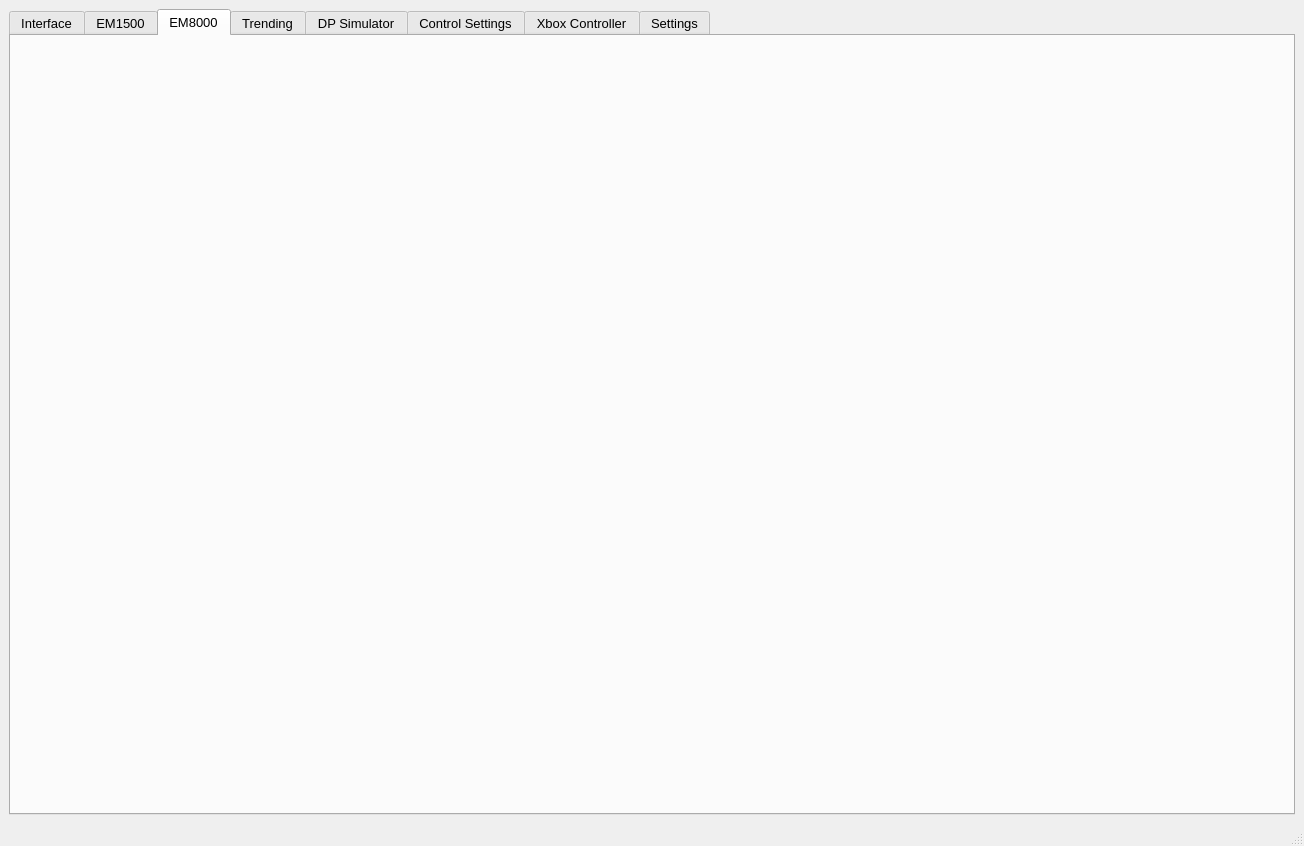
This is hmi/src/gui.ui in sondretordal/motion-lab as Qt 5 draws it before an edit. The edited form follows.
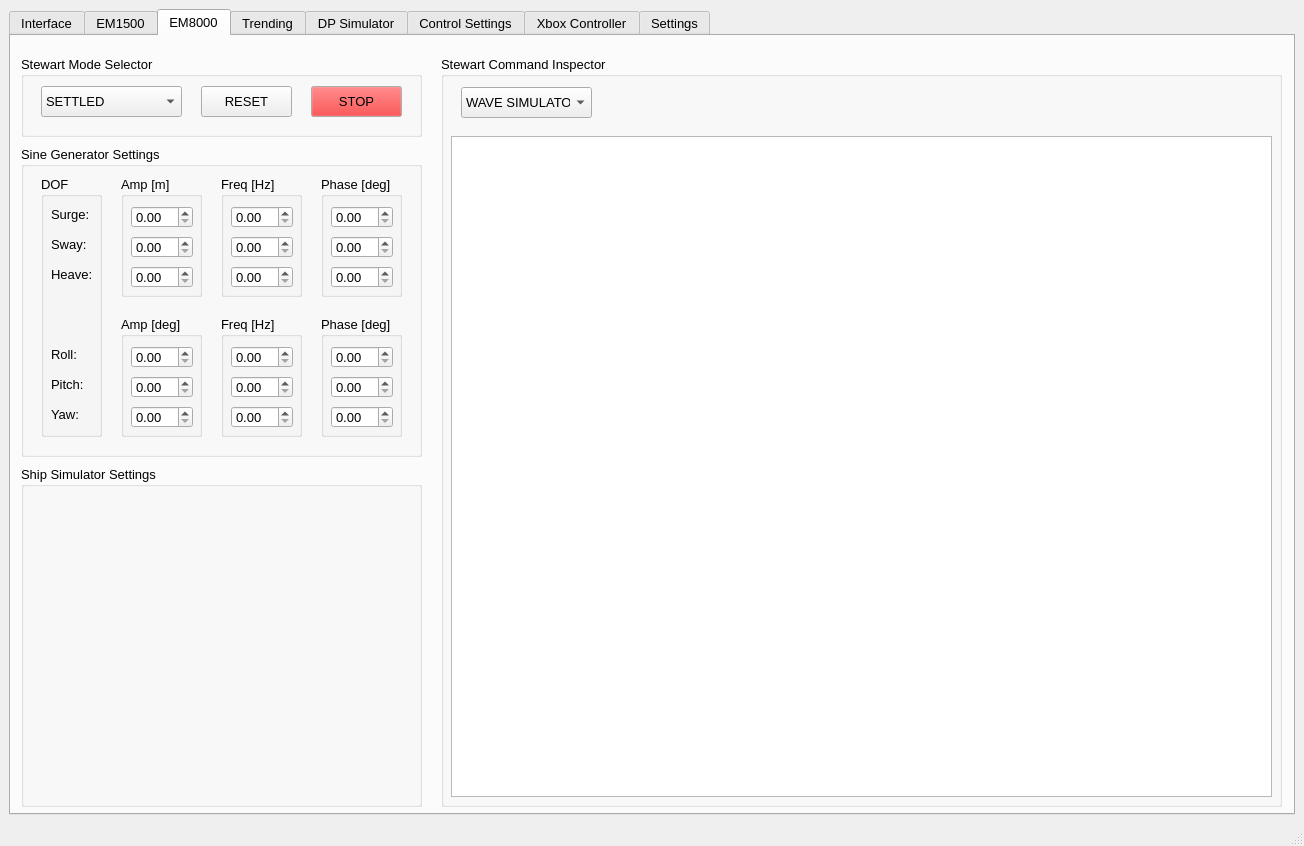
This is the edited form. The open tabs and pages were chosen to show the change. Custom widgets are drawn as their Qt base class.

Commit message: Addded connections for sine generator

```diff
--- a/hmi/src/gui.ui
+++ b/hmi/src/gui.ui
@@ -2457,6 +2457,540 @@
        <attribute name="title">
         <string>EM8000</string>
        </attribute>
+       <widget class="QGroupBox" name="groupBox_33">
+        <property name="geometry">
+         <rect>
+          <x>10</x>
+          <y>20</y>
+          <width>401</width>
+          <height>81</height>
+         </rect>
+        </property>
+        <property name="title">
+         <string>Stewart Mode Selector</string>
+        </property>
+        <widget class="QPushButton" name="_bStopEM8000">
+         <property name="geometry">
+          <rect>
+           <x>290</x>
+           <y>30</y>
+           <width>91</width>
+           <height>31</height>
+          </rect>
+         </property>
+         <property name="palette">
+          <palette>
+           <active>
+            <colorrole role="Button">
+             <brush brushstyle="SolidPattern">
+              <color alpha="255">
+               <red>255</red>
+               <green>0</green>
+               <blue>0</blue>
+              </color>
+             </brush>
+            </colorrole>
+           </active>
+           <inactive>
+            <colorrole role="Button">
+             <brush brushstyle="SolidPattern">
+              <color alpha="255">
+               <red>255</red>
+               <green>0</green>
+               <blue>0</blue>
+              </color>
+             </brush>
+            </colorrole>
+           </inactive>
+           <disabled>
+            <colorrole role="Button">
+             <brush brushstyle="SolidPattern">
+              <color alpha="255">
+               <red>255</red>
+               <green>0</green>
+               <blue>0</blue>
+              </color>
+             </brush>
+            </colorrole>
+           </disabled>
+          </palette>
+         </property>
+         <property name="text">
+          <string>STOP</string>
+         </property>
+        </widget>
+        <widget class="QPushButton" name="_bResetEM8000">
+         <property name="geometry">
+          <rect>
+           <x>180</x>
+           <y>30</y>
+           <width>91</width>
+           <height>31</height>
+          </rect>
+         </property>
+         <property name="text">
+          <string>RESET</string>
+         </property>
+        </widget>
+        <widget class="QComboBox" name="_eModeEM8000">
+         <property name="geometry">
+          <rect>
+           <x>20</x>
+           <y>30</y>
+           <width>141</width>
+           <height>31</height>
+          </rect>
+         </property>
+         <item>
+          <property name="text">
+           <string>SETTLED</string>
+          </property>
+         </item>
+         <item>
+          <property name="text">
+           <string>NEUTRAL</string>
+          </property>
+         </item>
+         <item>
+          <property name="text">
+           <string>WAVE SIMULATOR</string>
+          </property>
+         </item>
+         <item>
+          <property name="text">
+           <string>SINE GENERATOR</string>
+          </property>
+         </item>
+         <item>
+          <property name="text">
+           <string>REMOTE</string>
+          </property>
+         </item>
+        </widget>
+       </widget>
+       <widget class="QGroupBox" name="groupBox_34">
+        <property name="geometry">
+         <rect>
+          <x>10</x>
+          <y>430</y>
+          <width>401</width>
+          <height>341</height>
+         </rect>
+        </property>
+        <property name="title">
+         <string>Ship Simulator Settings</string>
+        </property>
+       </widget>
+       <widget class="QGroupBox" name="groupBox_35">
+        <property name="geometry">
+         <rect>
+          <x>430</x>
+          <y>20</y>
+          <width>841</width>
+          <height>751</height>
+         </rect>
+        </property>
+        <property name="title">
+         <string>Stewart Command Inspector</string>
+        </property>
+        <widget class="QComboBox" name="_plotModeEM8000">
+         <property name="geometry">
+          <rect>
+           <x>20</x>
+           <y>31</y>
+           <width>131</width>
+           <height>31</height>
+          </rect>
+         </property>
+         <item>
+          <property name="text">
+           <string>WAVE SIMULATOR</string>
+          </property>
+         </item>
+         <item>
+          <property name="text">
+           <string>SINE GENERATOR</string>
+          </property>
+         </item>
+         <item>
+          <property name="text">
+           <string>REMOTE</string>
+          </property>
+         </item>
+        </widget>
+        <widget class="GraphicsLayoutWidget" name="_plotEM8000">
+         <property name="geometry">
+          <rect>
+           <x>10</x>
+           <y>80</y>
+           <width>821</width>
+           <height>661</height>
+          </rect>
+         </property>
+        </widget>
+       </widget>
+       <widget class="QGroupBox" name="groupBox_36">
+        <property name="geometry">
+         <rect>
+          <x>10</x>
+          <y>110</y>
+          <width>401</width>
+          <height>311</height>
+         </rect>
+        </property>
+        <property name="title">
+         <string>Sine Generator Settings</string>
+        </property>
+        <widget class="QGroupBox" name="groupBox_37">
+         <property name="geometry">
+          <rect>
+           <x>100</x>
+           <y>30</y>
+           <width>81</width>
+           <height>121</height>
+          </rect>
+         </property>
+         <property name="title">
+          <string>Amp [m]</string>
+         </property>
+         <widget class="QDoubleSpinBox" name="_ampEM8000_0">
+          <property name="geometry">
+           <rect>
+            <x>10</x>
+            <y>30</y>
+            <width>62</width>
+            <height>22</height>
+           </rect>
+          </property>
+         </widget>
+         <widget class="QDoubleSpinBox" name="_ampEM8000_1">
+          <property name="geometry">
+           <rect>
+            <x>10</x>
+            <y>60</y>
+            <width>62</width>
+            <height>22</height>
+           </rect>
+          </property>
+         </widget>
+         <widget class="QDoubleSpinBox" name="_ampEM8000_2">
+          <property name="geometry">
+           <rect>
+            <x>10</x>
+            <y>90</y>
+            <width>62</width>
+            <height>22</height>
+           </rect>
+          </property>
+         </widget>
+        </widget>
+        <widget class="QGroupBox" name="groupBox_38">
+         <property name="geometry">
+          <rect>
+           <x>200</x>
+           <y>30</y>
+           <width>81</width>
+           <height>121</height>
+          </rect>
+         </property>
+         <property name="title">
+          <string>Freq [Hz]</string>
+         </property>
+         <widget class="QDoubleSpinBox" name="_freqEM8000_0">
+          <property name="geometry">
+           <rect>
+            <x>10</x>
+            <y>30</y>
+            <width>62</width>
+            <height>22</height>
+           </rect>
+          </property>
+         </widget>
+         <widget class="QDoubleSpinBox" name="_freqEM8000_1">
+          <property name="geometry">
+           <rect>
+            <x>10</x>
+            <y>60</y>
+            <width>62</width>
+            <height>22</height>
+           </rect>
+          </property>
+         </widget>
+         <widget class="QDoubleSpinBox" name="_freqEM8000_2">
+          <property name="geometry">
+           <rect>
+            <x>10</x>
+            <y>90</y>
+            <width>62</width>
+            <height>22</height>
+           </rect>
+          </property>
+         </widget>
+        </widget>
+        <widget class="QGroupBox" name="groupBox_39">
+         <property name="geometry">
+          <rect>
+           <x>300</x>
+           <y>30</y>
+           <width>81</width>
+           <height>121</height>
+          </rect>
+         </property>
+         <property name="title">
+          <string>Phase [deg]</string>
+         </property>
+         <widget class="QDoubleSpinBox" name="_phaseEM8000_0">
+          <property name="geometry">
+           <rect>
+            <x>10</x>
+            <y>30</y>
+            <width>62</width>
+            <height>22</height>
+           </rect>
+          </property>
+         </widget>
+         <widget class="QDoubleSpinBox" name="_phaseEM8000_1">
+          <property name="geometry">
+           <rect>
+            <x>10</x>
+            <y>60</y>
+            <width>62</width>
+            <height>22</height>
+           </rect>
+          </property>
+         </widget>
+         <widget class="QDoubleSpinBox" name="_phaseEM8000_2">
+          <property name="geometry">
+           <rect>
+            <x>10</x>
+            <y>90</y>
+            <width>62</width>
+            <height>22</height>
+           </rect>
+          </property>
+         </widget>
+        </widget>
+        <widget class="QGroupBox" name="groupBox_40">
+         <property name="geometry">
+          <rect>
+           <x>100</x>
+           <y>170</y>
+           <width>81</width>
+           <height>121</height>
+          </rect>
+         </property>
+         <property name="title">
+          <string>Amp [deg]</string>
+         </property>
+         <widget class="QDoubleSpinBox" name="_ampEM8000_3">
+          <property name="geometry">
+           <rect>
+            <x>10</x>
+            <y>30</y>
+            <width>62</width>
+            <height>22</height>
+           </rect>
+          </property>
+         </widget>
+         <widget class="QDoubleSpinBox" name="_ampEM8000_4">
+          <property name="geometry">
+           <rect>
+            <x>10</x>
+            <y>60</y>
+            <width>62</width>
+            <height>22</height>
+           </rect>
+          </property>
+         </widget>
+         <widget class="QDoubleSpinBox" name="_ampEM8000_5">
+          <property name="geometry">
+           <rect>
+            <x>10</x>
+            <y>90</y>
+            <width>62</width>
+            <height>22</height>
+           </rect>
+          </property>
+         </widget>
+        </widget>
+        <widget class="QGroupBox" name="groupBox_41">
+         <property name="geometry">
+          <rect>
+           <x>200</x>
+           <y>170</y>
+           <width>81</width>
+           <height>121</height>
+          </rect>
+         </property>
+         <property name="title">
+          <string>Freq [Hz]</string>
+         </property>
+         <widget class="QDoubleSpinBox" name="_freqEM8000_3">
+          <property name="geometry">
+           <rect>
+            <x>10</x>
+            <y>30</y>
+            <width>62</width>
+            <height>22</height>
+           </rect>
+          </property>
+         </widget>
+         <widget class="QDoubleSpinBox" name="_freqEM8000_4">
+          <property name="geometry">
+           <rect>
+            <x>10</x>
+            <y>60</y>
+            <width>62</width>
+            <height>22</height>
+           </rect>
+          </property>
+         </widget>
+         <widget class="QDoubleSpinBox" name="_freqEM8000_5">
+          <property name="geometry">
+           <rect>
+            <x>10</x>
+            <y>90</y>
+            <width>62</width>
+            <height>22</height>
+           </rect>
+          </property>
+         </widget>
+        </widget>
+        <widget class="QGroupBox" name="groupBox_42">
+         <property name="geometry">
+          <rect>
+           <x>300</x>
+           <y>170</y>
+           <width>81</width>
+           <height>121</height>
+          </rect>
+         </property>
+         <property name="title">
+          <string>Phase [deg]</string>
+         </property>
+         <widget class="QDoubleSpinBox" name="_phaseEM8000_3">
+          <property name="geometry">
+           <rect>
+            <x>10</x>
+            <y>30</y>
+            <width>62</width>
+            <height>22</height>
+           </rect>
+          </property>
+         </widget>
+         <widget class="QDoubleSpinBox" name="_phaseEM8000_4">
+          <property name="geometry">
+           <rect>
+            <x>10</x>
+            <y>60</y>
+            <width>62</width>
+            <height>22</height>
+           </rect>
+          </property>
+         </widget>
+         <widget class="QDoubleSpinBox" name="_phaseEM8000_5">
+          <property name="geometry">
+           <rect>
+            <x>10</x>
+            <y>90</y>
+            <width>62</width>
+            <height>22</height>
+           </rect>
+          </property>
+         </widget>
+        </widget>
+        <widget class="QGroupBox" name="groupBox_43">
+         <property name="geometry">
+          <rect>
+           <x>20</x>
+           <y>30</y>
+           <width>61</width>
+           <height>261</height>
+          </rect>
+         </property>
+         <property name="title">
+          <string>DOF</string>
+         </property>
+         <widget class="QLabel" name="label_7">
+          <property name="geometry">
+           <rect>
+            <x>10</x>
+            <y>170</y>
+            <width>51</width>
+            <height>16</height>
+           </rect>
+          </property>
+          <property name="text">
+           <string>Roll:</string>
+          </property>
+         </widget>
+         <widget class="QLabel" name="label_10">
+          <property name="geometry">
+           <rect>
+            <x>10</x>
+            <y>90</y>
+            <width>51</width>
+            <height>16</height>
+           </rect>
+          </property>
+          <property name="text">
+           <string>Heave:</string>
+          </property>
+         </widget>
+         <widget class="QLabel" name="label_11">
+          <property name="geometry">
+           <rect>
+            <x>10</x>
+            <y>30</y>
+            <width>51</width>
+            <height>16</height>
+           </rect>
+          </property>
+          <property name="text">
+           <string>Surge:</string>
+          </property>
+         </widget>
+         <widget class="QLabel" name="label_12">
+          <property name="geometry">
+           <rect>
+            <x>10</x>
+            <y>200</y>
+            <width>51</width>
+            <height>16</height>
+           </rect>
+          </property>
+          <property name="text">
+           <string>Pitch:</string>
+          </property>
+         </widget>
+         <widget class="QLabel" name="label_19">
+          <property name="geometry">
+           <rect>
+            <x>10</x>
+            <y>60</y>
+            <width>51</width>
+            <height>16</height>
+           </rect>
+          </property>
+          <property name="text">
+           <string>Sway:</string>
+          </property>
+         </widget>
+         <widget class="QLabel" name="label_20">
+          <property name="geometry">
+           <rect>
+            <x>10</x>
+            <y>230</y>
+            <width>51</width>
+            <height>16</height>
+           </rect>
+          </property>
+          <property name="text">
+           <string>Yaw:</string>
+          </property>
+         </widget>
+        </widget>
+       </widget>
       </widget>
       <widget class="QWidget" name="tab_plot">
        <attribute name="title">
```
Left out of the diff: 204 changed lines with no effect on the pictures. The commit also changes 7 other files.
